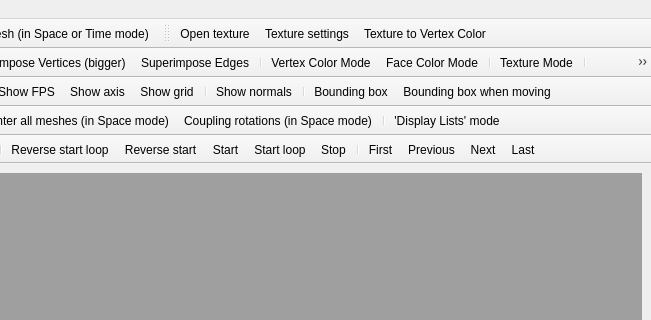
Before: the Qt Designer form src/mepp/mainwindow.ui in MEPP-team/MEPP, drawn with Qt 5; both pictures show x 435 to 1086 and y 0 to 320 of the 1086 by 793 pixel window.
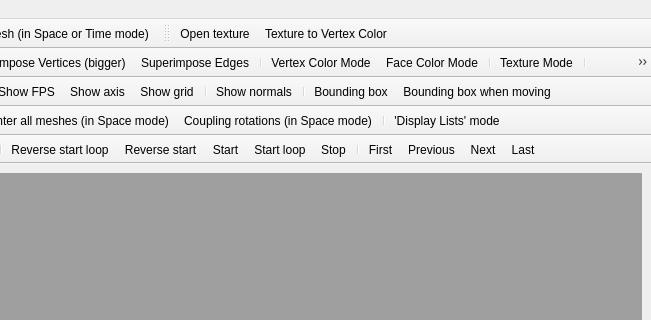
After: the same form once the commit is applied. Icons and pictures are not drawn. Custom widgets are drawn as their Qt base class.

Commit message: v0.47.0 - texture support - PLY format only (with vertex texture u,v information)

```diff
--- a/src/mepp/mainwindow.ui
+++ b/src/mepp/mainwindow.ui
@@ -180,7 +180,6 @@
     <bool>false</bool>
    </attribute>
    <addaction name="actionOpen_texture"/>
-   <addaction name="actionTexture_settings"/>
    <addaction name="actionTexture_to_Vertex_Color"/>
   </widget>
   <widget class="QToolBar" name="Toolbar_viewer">
```
The commit also changes 2 other files.
